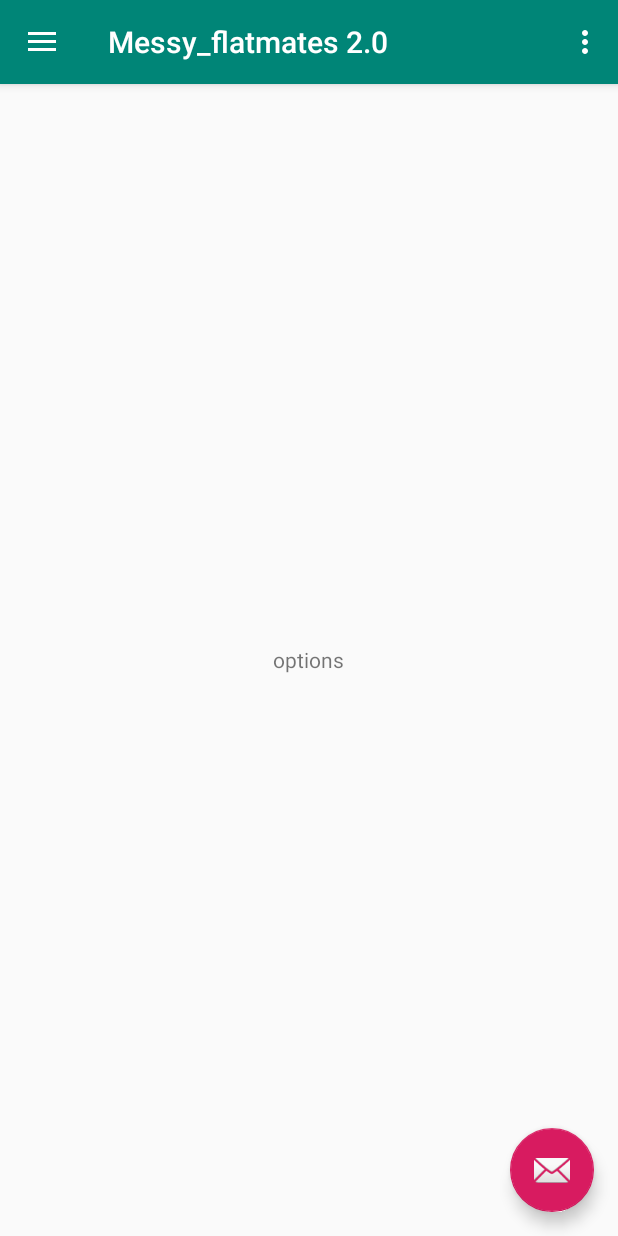
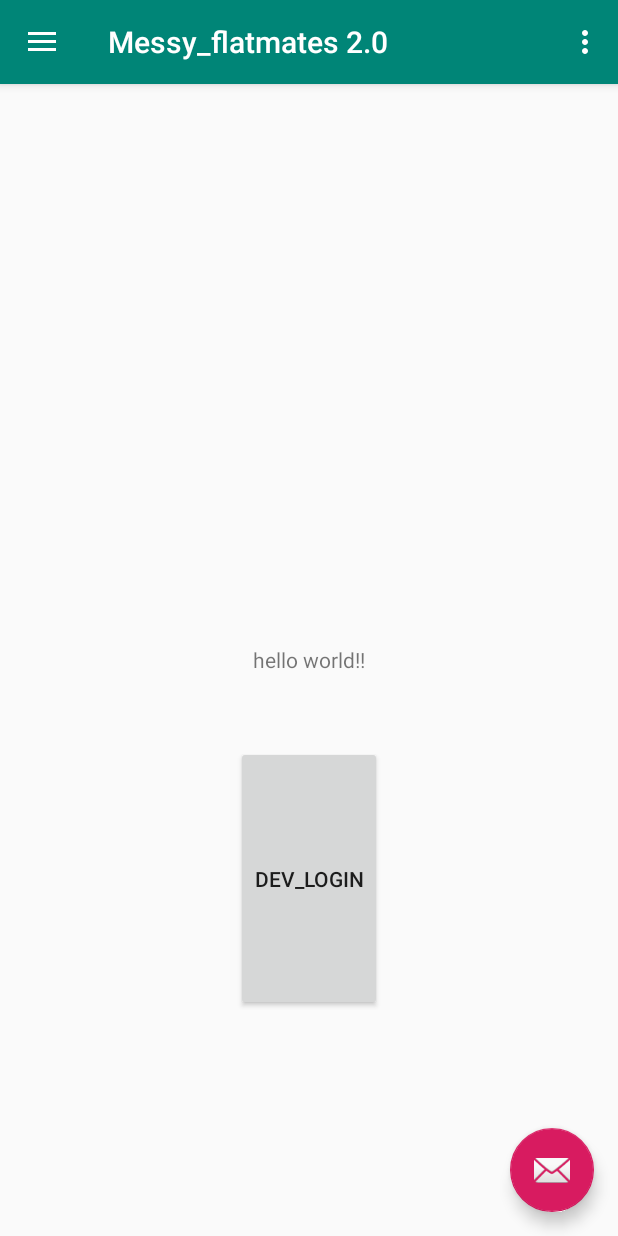
Before and after one commit to JordanGardiner/Messy_flatmates2, an Android app: the fragment Settings_fragment placed in its activity, on a phone screen of 412 x 824 dp. Run offline under Robolectric (Android 15) with nearby library versions, the phone set to English and light mode, and no system bars.

Commit message:
started dev mode button

```diff
--- a/app/src/main/AndroidManifest.xml
+++ b/app/src/main/AndroidManifest.xml
@@ -8,9 +8,7 @@
         android:label="@string/app_name"
         android:roundIcon="@mipmap/ic_launcher_round"
         android:supportsRtl="true"
-
         android:theme="@style/AppTheme">
-
         <activity
             android:name=".MainActivity"
             android:label="@string/app_name"
--- a/app/src/main/java/com/example/jga99/messy_flatmates20/MainActivity.java
+++ b/app/src/main/java/com/example/jga99/messy_flatmates20/MainActivity.java
@@ -51,7 +51,7 @@ public class MainActivity extends AppCompatActivity
 
         if (savedInstanceState == null) {
             getSupportFragmentManager().beginTransaction().replace(R.id.content_frame, new Calendar_fragment()).commit();
-            navigationView.setCheckedItem(R.id.nav_create_task);
+            navigationView.setCheckedItem(R.id.nav_calendar);
         }
 
     }
--- a/app/src/main/java/com/example/jga99/messy_flatmates20/fragments/Settings_fragment.java
+++ b/app/src/main/java/com/example/jga99/messy_flatmates20/fragments/Settings_fragment.java
@@ -1,13 +1,21 @@
 package com.example.jga99.messy_flatmates20.fragments;
 
+import android.app.AlertDialog;
+import android.content.DialogInterface;
 import android.os.Bundle;
+import android.provider.Settings;
 import android.support.annotation.NonNull;
 import android.support.annotation.Nullable;
 import android.support.v4.app.Fragment;
 import android.view.LayoutInflater;
 import android.view.View;
 import android.view.ViewGroup;
+import android.widget.Button;
+import android.widget.EditText;
+import android.widget.LinearLayout;
+import android.widget.TextView;
 
+import com.example.jga99.messy_flatmates20.MainActivity;
 import com.example.jga99.messy_flatmates20.R;
 
 public class Settings_fragment extends Fragment {
@@ -16,7 +24,35 @@ public class Settings_fragment extends Fragment {
     @Nullable
     @Override
     public View onCreateView(@NonNull LayoutInflater inflater, @Nullable ViewGroup container, @Nullable Bundle savedInstanceState) {
+
         myView = inflater.inflate(R.layout.settings, container, false);
+
+        TextView test_string = (TextView) myView.findViewById(R.id.test_string_textView);
+        test_string.setText("hello world!!");
+
+        Button dev_mode = myView.findViewById(R.id.dev_login_btn);
+        dev_mode.setOnClickListener(new View.OnClickListener() {
+            @Override
+            public void onClick(View v) {
+                AlertDialog.Builder builder = new AlertDialog.Builder(getContext());
+                builder.setTitle("login");
+                builder.setMessage("Insert password to gain dev access");
+
+                EditText password = new EditText(getContext());
+                builder.setView(password);
+                builder.setPositiveButton("submit", new DialogInterface.OnClickListener() {
+                    @Override
+                    public void onClick(DialogInterface dialog, int which) {
+
+                    }
+                });
+
+
+
+
+            }
+        });
+
         return myView;
     }
 }
--- a/app/src/main/res/layout/calendar.xml
+++ b/app/src/main/res/layout/calendar.xml
@@ -6,7 +6,7 @@
         android:layout_height="match_parent">
 
     <TextView
-        android:id="@+id/textView2"
+        android:id="@+id/test_string_textView"
         android:layout_width="wrap_content"
         android:layout_height="wrap_content"
         android:layout_centerInParent="true"
--- a/app/src/main/res/layout/create_task.xml
+++ b/app/src/main/res/layout/create_task.xml
@@ -6,7 +6,7 @@
         android:layout_height="match_parent">
 
     <TextView
-        android:id="@+id/textView2"
+        android:id="@+id/test_string_textView"
         android:layout_width="wrap_content"
         android:layout_height="wrap_content"
         android:layout_centerInParent="true"
--- a/app/src/main/res/layout/group.xml
+++ b/app/src/main/res/layout/group.xml
@@ -3,7 +3,7 @@
     android:layout_width="match_parent" android:layout_height="match_parent">
 
     <TextView
-        android:id="@+id/textView2"
+        android:id="@+id/test_string_textView"
         android:layout_width="wrap_content"
         android:layout_height="wrap_content"
         android:layout_centerInParent="true"
--- a/app/src/main/res/layout/leaderboard.xml
+++ b/app/src/main/res/layout/leaderboard.xml
@@ -3,7 +3,7 @@
     android:layout_width="match_parent" android:layout_height="match_parent">
 
     <TextView
-        android:id="@+id/textView2"
+        android:id="@+id/test_string_textView"
         android:layout_width="wrap_content"
         android:layout_height="wrap_content"
         android:layout_centerInParent="true"
--- a/app/src/main/res/layout/my_tasks.xml
+++ b/app/src/main/res/layout/my_tasks.xml
@@ -3,7 +3,7 @@
     android:layout_width="match_parent" android:layout_height="match_parent">
 
     <TextView
-        android:id="@+id/textView2"
+        android:id="@+id/test_string_textView"
         android:layout_width="wrap_content"
         android:layout_height="wrap_content"
         android:layout_centerInParent="true"
--- a/app/src/main/res/layout/nav_header_main.xml
+++ b/app/src/main/res/layout/nav_header_main.xml
@@ -1,6 +1,7 @@
 <?xml version="1.0" encoding="utf-8"?>
 <LinearLayout xmlns:android="http://schemas.android.com/apk/res/android"
     xmlns:app="http://schemas.android.com/apk/res-auto"
+    xmlns:tools="http://schemas.android.com/tools"
     android:layout_width="match_parent"
     android:layout_height="@dimen/nav_header_height"
     android:background="@drawable/side_nav_bar"
@@ -18,7 +19,8 @@
         android:layout_height="wrap_content"
         android:contentDescription="@string/nav_header_desc"
         android:paddingTop="@dimen/nav_header_vertical_spacing"
-        app:srcCompat="@mipmap/ic_launcher_round" />
+        app:srcCompat="@mipmap/ic_launcher_round"
+        tools:srcCompat="@android:drawable/sym_def_app_icon" />
 
     <TextView
         android:layout_width="match_parent"
--- a/app/src/main/res/layout/settings.xml
+++ b/app/src/main/res/layout/settings.xml
@@ -1,11 +1,25 @@
 <?xml version="1.0" encoding="utf-8"?>
 <RelativeLayout xmlns:android="http://schemas.android.com/apk/res/android"
-    android:layout_width="match_parent" android:layout_height="match_parent">
+    android:layout_width="match_parent" android:layout_height="match_parent"
+    >
 
     <TextView
-        android:id="@+id/textView2"
+        android:id="@+id/test_string_textView"
         android:layout_width="wrap_content"
         android:layout_height="wrap_content"
-        android:layout_centerInParent="true"
-        android:text="options" />
+        android:layout_centerHorizontal="true"
+        android:layout_centerVertical="true"
+        android:text="settings" />
+
+    <Button
+        android:id="@+id/dev_login_btn"
+        android:layout_width="wrap_content"
+        android:layout_height="wrap_content"
+        android:layout_below="@+id/test_string_textView"
+        android:layout_alignParentBottom="true"
+        android:layout_centerHorizontal="true"
+        android:layout_marginTop="48dp"
+        android:layout_marginBottom="150dp"
+        android:text="dev_login"
+        />
 </RelativeLayout>
--- a/app/src/main/res/menu/activity_main_drawer.xml
+++ b/app/src/main/res/menu/activity_main_drawer.xml
@@ -6,27 +6,27 @@
     <group android:checkableBehavior="single">
         <item
             android:id="@+id/nav_calendar"
-            android:icon="@drawable/ic_menu_camera"
+            android:icon="@drawable/ic_date_range_black_24dp"
             android:title="Calendar" />
         <item
             android:id="@+id/nav_create_task"
-            android:icon="@drawable/ic_menu_camera"
+            android:icon="@drawable/ic_note_add_black_24dp"
             android:title="Create Task" />
         <item
             android:id="@+id/nav_my_tasks"
-            android:icon="@drawable/ic_menu_gallery"
+            android:icon="@drawable/ic_content_paste_black_24dp"
             android:title="My Tasks" />
         <item
             android:id="@+id/nav_group"
-            android:icon="@drawable/ic_menu_slideshow"
+            android:icon="@drawable/ic_group_black_24dp"
             android:title="Group" />
         <item
             android:id="@+id/nav_leaderboard"
-            android:icon="@drawable/ic_menu_manage"
+            android:icon="@drawable/ic_cake_black_24dp"
             android:title="Leaderboard" />
         <item
             android:id="@+id/nav_settings"
-            android:icon="@drawable/ic_menu_manage"
+            android:icon="@drawable/ic_settings_black_24dp"
             android:title="Settings" />
 
     </group>
--- a/app/src/main/res/values/strings.xml
+++ b/app/src/main/res/values/strings.xml
@@ -6,4 +6,5 @@
     <string name="nav_header_subtitle">android.studio@android.com</string>
     <string name="nav_header_desc">Navigation header</string>
     <string name="action_settings">Settings</string>
+    <string name="title_activity_test">test</string>
 </resources>
```
